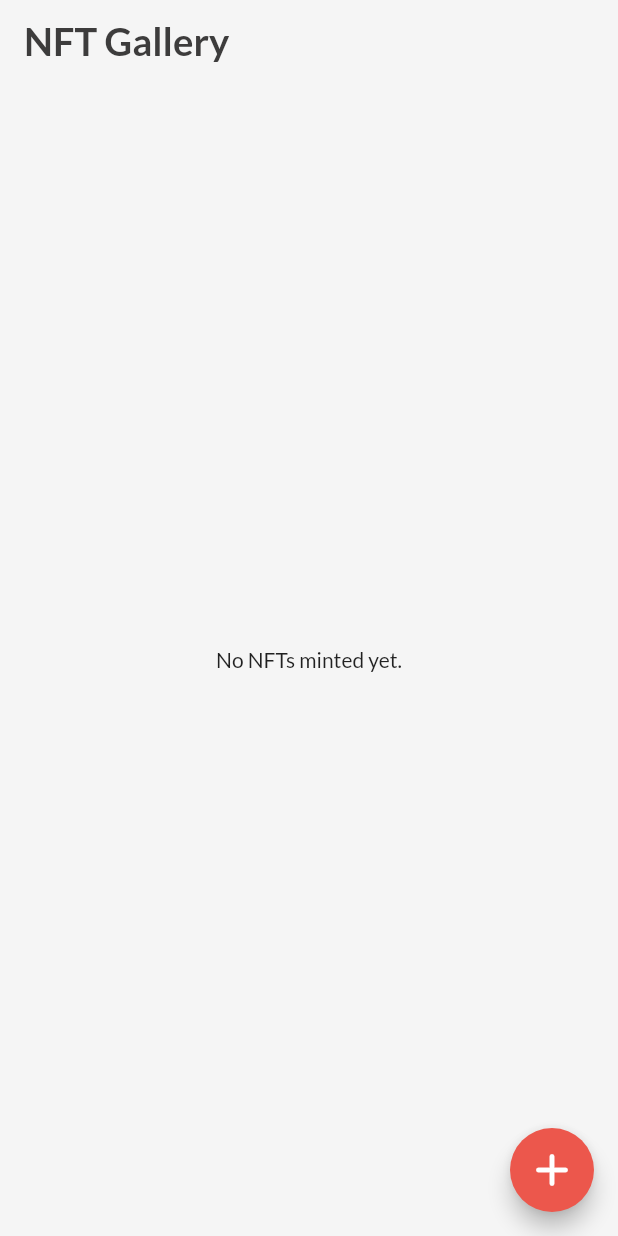
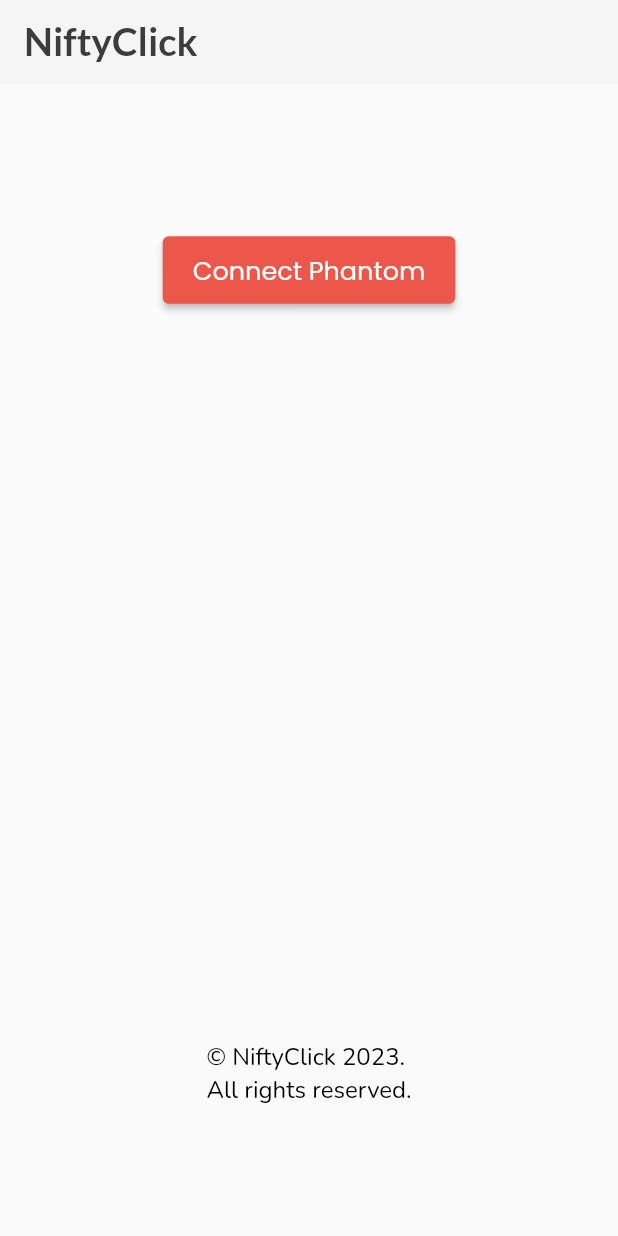
Before and after one commit to niftyclick/app, a Flutter app: the screen it shows after launch, on a phone screen of 412 x 824 dp. Run offline on Flutter 3.47's test engine with Material 2 defaults, Android fonts, the phone set to English and light mode, and no system bars; drawn by our look-alikes of flutter_speed_dial; our stand-ins replace camera, google_fonts, google_nav_bar, image_picker; missing offline and left inert: bs58, image_editor_plus, photo_manager, pinenacl; statements that could not run were skipped.

Commit message:
:dizzy: added wallet login and image selection for minting

```diff
--- a/lib/main.dart
+++ b/lib/main.dart
@@ -1,6 +1,7 @@
 import 'package:camera/camera.dart';
 import 'package:flutter/material.dart';
 import 'package:google_fonts/google_fonts.dart';
+import 'package:nifty_click_app/screens/connect_wallet.dart';
 import 'package:nifty_click_app/screens/home_screen.dart';
 
 Future<void> main() async {
@@ -20,7 +21,7 @@ Future<void> main() async {
         textTheme: GoogleFonts.latoTextTheme(),
         fontFamily: GoogleFonts.lato().fontFamily,
       ),
-      home: HomeScreen(
+      home: ConnectWallet(
         camera: cameras,
       ),
     ),
--- a/lib/screens/camera_screen.dart
+++ b/lib/screens/camera_screen.dart
@@ -17,12 +17,12 @@ import 'package:nifty_click_app/screens/display_and_mint.dart';
 
 class CameraScreen extends StatefulWidget {
   final List<CameraDescription> camera;
-  // final String publicKey;
+  final String publicKey;
 
   const CameraScreen({
     Key? key,
     required this.camera,
-    // required this.publicKey,
+    required this.publicKey,
   }) : super(key: key);
 
   @override
@@ -201,13 +201,13 @@ class _CameraScreenState extends State<CameraScreen> {
                     }
 
                     if (!mounted) return;
-                    //display and mint
+
                     await Navigator.push(
                       context,
                       MaterialPageRoute(
                         builder: (context) =>
-                            DisplayAndMint(imagePath: pathImage
-                                // publicKey: widget.publicKey,
+                            DisplayAndMint(imagePath: pathImage,
+                                publicKey: widget.publicKey,
                                 ),
                       ),
                     );
--- /dev/null
+++ b/lib/screens/connect_wallet.dart
@@ -0,0 +1,270 @@
+// ignore_for_file: avoid_print
+import 'dart:convert';
+
+import 'package:bs58/bs58.dart';
+import 'package:flutter/material.dart';
+import 'package:google_fonts/google_fonts.dart';
+import 'package:nifty_click_app/screens/home_screen.dart';
+import 'package:pinenacl/x25519.dart';
+import 'package:provider/provider.dart';
+import 'package:url_launcher/url_launcher.dart';
+
+import '../deep_link_provider.dart';
+import 'package:nifty_click_app/constants.dart';
+
+import 'package:camera/camera.dart';
+
+class ConnectWallet extends StatefulWidget {
+  final List<CameraDescription> camera;
+
+
+  const ConnectWallet({
+    Key? key,
+    required this.camera,
+  }) : super(key: key);
+
+  @override
+  State<ConnectWallet> createState() => _ConnectWalletState();
+}
+
+class _ConnectWalletState extends State<ConnectWallet> {
+  final List<Widget> logs = [];
+  late PrivateKey sk;
+  late PublicKey pk;
+  String walletAddr = "";
+  String session = "";
+  late Box sharedSecret;
+
+  @override
+  void initState() {
+    super.initState();
+    sk = PrivateKey.generate();
+    pk = sk.publicKey;
+  }
+
+  void _connect() async {
+    Uri url = Uri(
+      scheme: 'https',
+      host: 'phantom.app',
+      path: '/ul/v1/connect',
+      queryParameters: {
+        'dapp_encryption_public_key': base58.encode(pk.asTypedList),
+        'cluster': "devnet",
+        'app_url': "https://phantom.app",
+        'redirect_link': 'niftyclick://deeplink.connect',
+      },
+    );
+    launchUrl(
+      url,
+      mode: LaunchMode.externalApplication,
+    );
+  }
+
+  _onConnect(Map params) async {
+    sharedSecret = Box(
+      myPrivateKey: sk,
+      theirPublicKey: PublicKey(
+        base58.decode(
+          params["phantom_encryption_public_key"],
+        ),
+      ),
+    );
+
+    final decryptedData = sharedSecret.decrypt(
+      ByteList(base58.decode(
+        params["data"],
+      )),
+      nonce: base58.decode(params["nonce"]),
+    );
+
+    Map data = const JsonDecoder().convert(String.fromCharCodes(decryptedData));
+
+    session = data["session"];
+    walletAddr = data["public_key"];
+
+    print(data);
+    logs.add(
+      Text(
+        "Wallet address: ${data["public_key"].toString().substring(0, 16)}...",
+        style: const TextStyle(
+          color: Colors.white,
+        ),
+      ),
+    );
+
+     Future.delayed(const Duration(seconds: 2), () {
+      Navigator.of(context).pushAndRemoveUntil(
+        MaterialPageRoute(
+          builder: (context) => HomeScreen(
+            camera: widget.camera,
+            publicKey: walletAddr,
+          ),
+        ),
+        (route) => false,
+      );
+    });
+
+
+  }
+
+  void _disconnect() async {
+    JsonEncoder encoder = const JsonEncoder();
+    Map payload = {
+      "session": session,
+    };
+
+    var nonce = PineNaClUtils.randombytes(24);
+
+    final encryptedMsg = sharedSecret
+        .encrypt(
+          encoder.convert(payload).codeUnits.toUint8List(),
+          nonce: nonce,
+        )
+        .cipherText;
+
+    Uri url = Uri(
+      scheme: 'https',
+      host: 'phantom.app',
+      path: '/ul/v1/disconnect',
+      queryParameters: {
+        'dapp_encryption_public_key': base58.encode(pk.asTypedList),
+        'nonce': base58.encode(nonce.toUint8List()),
+        'payload': base58.encode(encryptedMsg.toUint8List()),
+        'redirect_link': 'niftyclick://deeplink.disconnect',
+      },
+    );
+    launchUrl(
+      url,
+      mode: LaunchMode.externalApplication,
+    );
+  }
+
+  @override
+  Widget build(BuildContext context) {
+    DeepLinkProvider provider = DeepLinkProvider();
+    return MaterialApp(
+        home: Scaffold(
+            appBar: AppBar(
+         automaticallyImplyLeading: false,
+        centerTitle: false,
+        elevation: 0,
+        backgroundColor: lightSilver,
+        title: Text(
+          "NiftyClick",
+          style: TextStyle(
+            fontSize: size,
+            color: darkGrey,
+            fontFamily: GoogleFonts.lato().fontFamily,
+            fontWeight: FontWeight.w600,
+          ),
+        ),
+      ),
+            body: Provider<DeepLinkProvider>(
+              create: (context) => provider,
+              dispose: (context, provider) => provider.dispose(),
+              child: StreamBuilder<String>(
+                stream: provider.state,
+                builder: (context, snapshot) {
+                  if (snapshot.hasData) {
+                    Uri redirectedUri = Uri.parse(snapshot.data!);
+                    Map params = redirectedUri.queryParameters;
+                    if (params.containsKey("errorCode")) {
+                      print(params["errorMessage"]);
+                    } else {
+                      switch (redirectedUri.host.split('.')[1]) {
+                        case 'connect':
+                          _onConnect(params);
+                          break;
+                        case 'disconnect':
+                          print('disconnected');
+                          break;
+                        default:
+                      }
+                    }
+                  }
+                  return Center(
+                    child: Column(
+                      children: [
+                        // Container(
+                        //   width: MediaQuery.of(context).size.width,
+                        //   height: 400,
+                        //   decoration: const BoxDecoration(
+                        //     color: Colors.black,
+                        //   ),
+                        //   child: SingleChildScrollView(
+                        //     child: Column(
+                        //       crossAxisAlignment: CrossAxisAlignment.start,
+                        //       children: [
+                        //         const Text(
+                        //           "LOGS:",
+                        //           style: TextStyle(
+                        //             color: Colors.white,
+                        //           ),
+                        //         ),
+                        //         ...logs,
+                        //       ],
+                        //     ),
+                        //   ),
+                        // ),
+                        const SizedBox(height: 100),
+                        ElevatedButton(
+                          style: ElevatedButton.styleFrom(
+                            backgroundColor: orange,
+                            padding: const EdgeInsets.symmetric(
+                              horizontal: 20,
+                              vertical: 10,
+                            ),
+                            shadowColor: Colors.black,
+                            textStyle: TextStyle(
+                              color: black,
+                              fontFamily: GoogleFonts.poppins().fontFamily,
+                              fontSize: 17,
+                            ),
+                          ),
+                          onPressed: _connect,
+                          child: const Text("Connect Phantom"),
+                        ),
+                        const SizedBox(height: 40),
+                        // ElevatedButton(
+                        //   style: ElevatedButton.styleFrom(
+                        //     backgroundColor: orange,
+                        //     padding: const EdgeInsets.symmetric(
+                        //       horizontal: 20,
+                        //       vertical: 10,
+                        //     ),
+                        //     shadowColor: Colors.black,
+                        //     textStyle: TextStyle(
+                        //       color: Colors.white,
+                        //       fontFamily: GoogleFonts.poppins().fontFamily,
+                        //       fontSize: 17,
+                        //     ),
+                        //   ),
+                        //   onPressed: () => walletAddr == ""
+                        //       ? ScaffoldMessenger.of(context).showSnackBar(
+                        //           const SnackBar(
+                        //             content: Text(
+                        //               "Please connect wallet first",
+                        //             ),
+                        //             duration: Duration(seconds: 2),
+                        //           ),
+                        //         )
+                        //       : _disconnect(),
+                        //   child: const Text("Disconnect"),
+                        // ),
+                        const SizedBox(height: 450),
+                        Text(
+                          "© NiftyClick 2023.\nAll rights reserved.",
+                          style: TextStyle(
+                            color: Colors.black,
+                            fontFamily: GoogleFonts.nunito().fontFamily,
+                            fontSize: 16,
+                          ),
+                        ),
+                      ],
+                    ),
+                  );
+                },
+              ),
+            )));
+  }
+}
--- a/lib/screens/nft_gallery.dart
+++ b/lib/screens/nft_gallery.dart
@@ -1,4 +1,5 @@
 import 'package:flutter/material.dart';
+import 'package:google_fonts/google_fonts.dart';
 import 'package:nifty_click_app/constants.dart';
 
 class NFTGallery extends StatefulWidget {
@@ -18,10 +19,12 @@ class _NFTGalleryState extends State<NFTGallery> {
         centerTitle: false,
         elevation: 0,
         backgroundColor: lightSilver,
-        title: const Text(
+        title: Text(
           "NFT Gallery",
           style: TextStyle(
             fontSize: size,
+                        fontFamily: GoogleFonts.lato().fontFamily,
+
             color: darkGrey,
             fontWeight: FontWeight.w600,
           ),
--- a/pubspec.yaml
+++ b/pubspec.yaml
@@ -51,6 +51,7 @@ dependencies:
   photo_manager: ^2.5.2
   image_editor_plus: ^0.1.8
   flutter_speed_dial: ^6.2.0
+  image_picker: ^0.8.6
 
 dev_dependencies:
   flutter_test:
```
Also changed, not shown: lib/connect_wallet.dart (deleted, +0 -261 lines), lib/screens/display_and_mint.dart (+6 -7 lines), lib/screens/home_screen.dart (+35 -0 lines), pubspec.lock.
